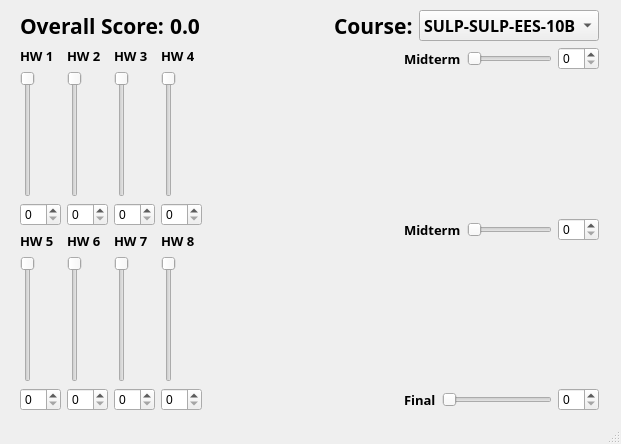
First picture: the form in mainwindow.ui, repository factormrp/hmwk2_repo, before the edit.
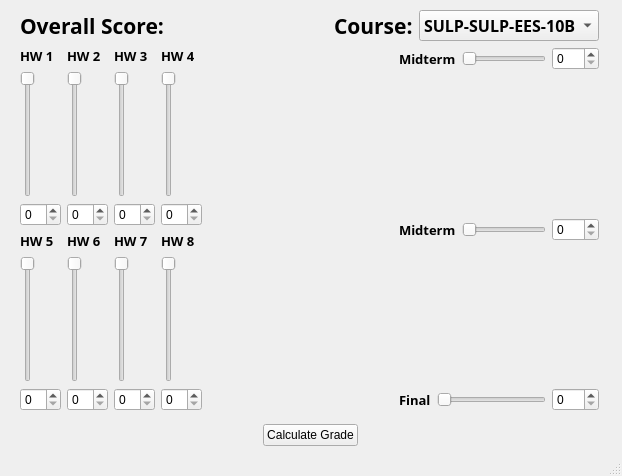
Second picture: the form after the edit.

Commit message: Connected UI elements, minus display

```diff
--- a/mainwindow.ui
+++ b/mainwindow.ui
@@ -6,15 +6,15 @@
    <rect>
     <x>0</x>
     <y>0</y>
-    <width>621</width>
-    <height>444</height>
+    <width>622</width>
+    <height>476</height>
    </rect>
   </property>
   <property name="windowTitle">
    <string>MainWindow</string>
   </property>
   <widget class="QWidget" name="centralwidget">
-   <widget class="QWidget" name="">
+   <widget class="QWidget" name="layoutWidget">
     <property name="geometry">
      <rect>
       <x>20</x>
@@ -43,6 +43,9 @@
        </item>
        <item>
         <widget class="QLabel" name="label_Score_2">
+         <property name="enabled">
+          <bool>true</bool>
+         </property>
          <property name="font">
           <font>
            <family>Segoe UI Semibold</family>
@@ -52,7 +55,7 @@
           </font>
          </property>
          <property name="text">
-          <string>0.0</string>
+          <string/>
          </property>
         </widget>
        </item>
@@ -534,47 +537,20 @@
         </layout>
        </item>
        <item>
-        <layout class="QVBoxLayout" name="Spacers">
-         <item>
-          <spacer name="horizontalSpacer_2">
-           <property name="orientation">
-            <enum>Qt::Horizontal</enum>
-           </property>
-           <property name="sizeHint" stdset="0">
-            <size>
-             <width>128</width>
-             <height>20</height>
-            </size>
-           </property>
-          </spacer>
-         </item>
-         <item>
-          <spacer name="horizontalSpacer_4">
-           <property name="orientation">
-            <enum>Qt::Horizontal</enum>
-           </property>
-           <property name="sizeHint" stdset="0">
-            <size>
-             <width>128</width>
-             <height>20</height>
-            </size>
-           </property>
-          </spacer>
-         </item>
-         <item>
-          <spacer name="horizontalSpacer_3">
-           <property name="orientation">
-            <enum>Qt::Horizontal</enum>
-           </property>
-           <property name="sizeHint" stdset="0">
-            <size>
-             <width>128</width>
-             <height>20</height>
-            </size>
-           </property>
-          </spacer>
-         </item>
-        </layout>
+        <spacer name="horizontalSpacer_4">
+         <property name="orientation">
+          <enum>Qt::Horizontal</enum>
+         </property>
+         <property name="sizeHint" stdset="0">
+          <size>
+           <width>20</width>
+           <height>20</height>
+          </size>
+         </property>
+        </spacer>
+       </item>
+       <item>
+        <layout class="QVBoxLayout" name="Spacers_2"/>
        </item>
        <item>
         <layout class="QVBoxLayout" name="Exams">
@@ -600,6 +576,9 @@
            </item>
            <item>
             <widget class="QSlider" name="horizontalSlider">
+             <property name="maximum">
+              <number>100</number>
+             </property>
              <property name="orientation">
               <enum>Qt::Horizontal</enum>
              </property>
@@ -608,7 +587,7 @@
            <item>
             <widget class="QSpinBox" name="spinBox_9">
              <property name="maximum">
-              <number>20</number>
+              <number>100</number>
              </property>
             </widget>
            </item>
@@ -649,6 +628,9 @@
            </item>
            <item>
             <widget class="QSlider" name="horizontalSlider_2">
+             <property name="maximum">
+              <number>100</number>
+             </property>
              <property name="orientation">
               <enum>Qt::Horizontal</enum>
              </property>
@@ -657,7 +639,7 @@
            <item>
             <widget class="QSpinBox" name="spinBox_10">
              <property name="maximum">
-              <number>20</number>
+              <number>100</number>
              </property>
             </widget>
            </item>
@@ -698,6 +680,9 @@
            </item>
            <item>
             <widget class="QSlider" name="horizontalSlider_3">
+             <property name="maximum">
+              <number>100</number>
+             </property>
              <property name="orientation">
               <enum>Qt::Horizontal</enum>
              </property>
@@ -706,7 +691,7 @@
            <item>
             <widget class="QSpinBox" name="spinBox_11">
              <property name="maximum">
-              <number>20</number>
+              <number>100</number>
              </property>
             </widget>
            </item>
@@ -718,6 +703,57 @@
      </item>
     </layout>
    </widget>
+   <widget class="QWidget" name="layoutWidget">
+    <property name="geometry">
+     <rect>
+      <x>20</x>
+      <y>420</y>
+      <width>581</width>
+      <height>30</height>
+     </rect>
+    </property>
+    <layout class="QHBoxLayout" name="horizontalLayout_3">
+     <item>
+      <spacer name="horizontalSpacer_2">
+       <property name="orientation">
+        <enum>Qt::Horizontal</enum>
+       </property>
+       <property name="sizeHint" stdset="0">
+        <size>
+         <width>218</width>
+         <height>20</height>
+        </size>
+       </property>
+      </spacer>
+     </item>
+     <item>
+      <widget class="QPushButton" name="pushButton">
+       <property name="text">
+        <string>Calculate Grade</string>
+       </property>
+       <property name="default">
+        <bool>false</bool>
+       </property>
+       <property name="flat">
+        <bool>false</bool>
+       </property>
+      </widget>
+     </item>
+     <item>
+      <spacer name="horizontalSpacer_3">
+       <property name="orientation">
+        <enum>Qt::Horizontal</enum>
+       </property>
+       <property name="sizeHint" stdset="0">
+        <size>
+         <width>218</width>
+         <height>20</height>
+        </size>
+       </property>
+      </spacer>
+     </item>
+    </layout>
+   </widget>
   </widget>
   <widget class="QStatusBar" name="statusbar"/>
  </widget>
```
Left out of the diff: 375 changed lines with no effect on the pictures. The commit also changes 4 other files.
